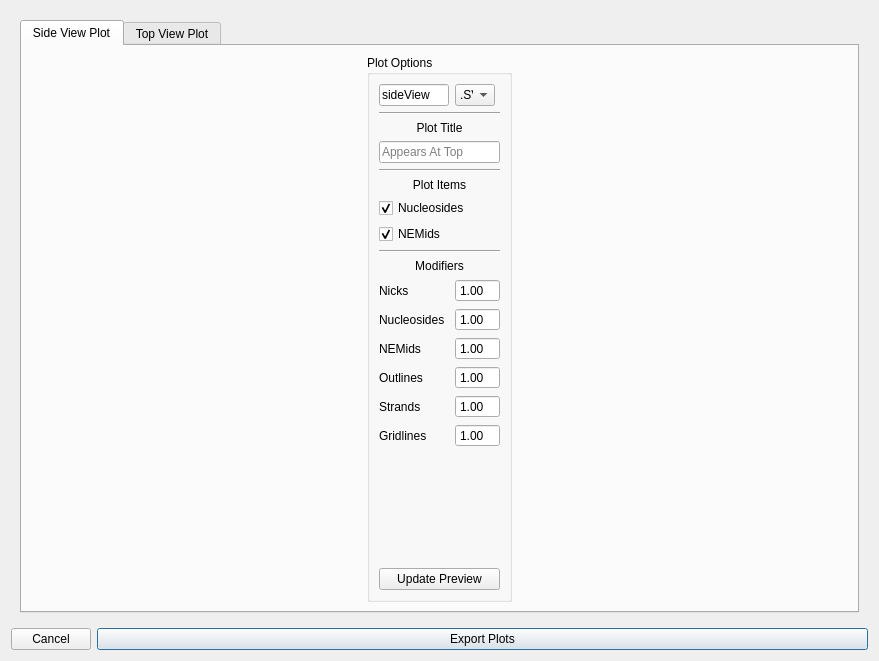
The window that ui/dialogs/plot_exporter/plot_exporter.ui (NATuG3/NATuG3) describes before a commit, drawn with Qt 5.
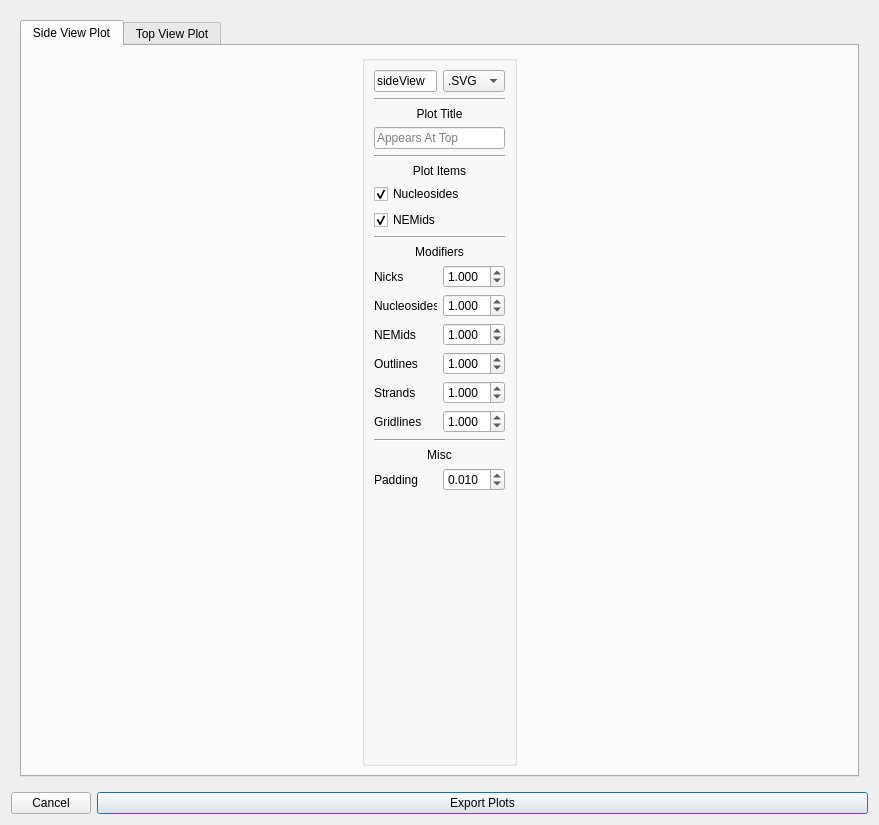
The same window after the commit.

Commit message: Make preview updates live

What changed in the file:
```diff
--- a/ui/dialogs/plot_exporter/plot_exporter.ui
+++ b/ui/dialogs/plot_exporter/plot_exporter.ui
@@ -7,7 +7,7 @@
     <x>0</x>
     <y>0</y>
     <width>879</width>
-    <height>661</height>
+    <height>825</height>
    </rect>
   </property>
   <property name="minimumSize">
@@ -49,7 +49,7 @@
             </property>
             <property name="minimumSize">
              <size>
-              <width>145</width>
+              <width>155</width>
               <height>0</height>
              </size>
             </property>
@@ -60,9 +60,53 @@
              </size>
             </property>
             <property name="title">
-             <string>Plot Options</string>
+             <string/>
             </property>
             <layout class="QGridLayout" name="gridLayout_2">
+             <item row="0" column="1">
+              <widget class="QComboBox" name="comboBox">
+               <property name="sizePolicy">
+                <sizepolicy hsizetype="Minimum" vsizetype="Fixed">
+                 <horstretch>0</horstretch>
+                 <verstretch>0</verstretch>
+                </sizepolicy>
+               </property>
+               <property name="maximumSize">
+                <size>
+                 <width>16777215</width>
+                 <height>16777215</height>
+                </size>
+               </property>
+               <item>
+                <property name="text">
+                 <string>.SVG</string>
+                </property>
+               </item>
+               <item>
+                <property name="text">
+                 <string>.PNG</string>
+                </property>
+               </item>
+               <item>
+                <property name="text">
+                 <string>.JPG</string>
+                </property>
+               </item>
+              </widget>
+             </item>
+             <item row="19" column="0" colspan="2">
+              <spacer name="verticalSpacer">
+               <property name="orientation">
+                <enum>Qt::Vertical</enum>
+               </property>
+               <property name="sizeHint" stdset="0">
+                <size>
+                 <width>20</width>
+                 <height>40</height>
+                </size>
+               </property>
+              </spacer>
+             </item>
              <item row="11" column="1">
               <widget class="QDoubleSpinBox" name="nucleoside_size_modifier">
                <property name="minimumSize">
@@ -73,15 +117,15 @@
                </property>
                <property name="maximumSize">
                 <size>
-                 <width>45</width>
+                 <width>16777215</width>
                  <height>16777215</height>
                 </size>
                </property>
                <property name="buttonSymbols">
-                <enum>QAbstractSpinBox::NoButtons</enum>
+                <enum>QAbstractSpinBox::UpDownArrows</enum>
                </property>
                <property name="decimals">
-                <number>2</number>
+                <number>3</number>
                </property>
                <property name="maximum">
                 <double>200.000000000000000</double>
@@ -104,15 +148,15 @@
                </property>
                <property name="maximumSize">
                 <size>
-                 <width>45</width>
+                 <width>16777215</width>
                  <height>16777215</height>
                 </size>
                </property>
                <property name="buttonSymbols">
-                <enum>QAbstractSpinBox::NoButtons</enum>
+                <enum>QAbstractSpinBox::UpDownArrows</enum>
                </property>
                <property name="decimals">
-                <number>2</number>
+                <number>3</number>
                </property>
                <property name="maximum">
                 <double>200.000000000000000</double>
@@ -149,15 +193,15 @@
                </property>
                <property name="maximumSize">
                 <size>
-                 <width>45</width>
+                 <width>16777215</width>
                  <height>16777215</height>
                 </size>
                </property>
                <property name="buttonSymbols">
-                <enum>QAbstractSpinBox::NoButtons</enum>
+                <enum>QAbstractSpinBox::UpDownArrows</enum>
                </property>
                <property name="decimals">
-                <number>2</number>
+                <number>3</number>
                </property>
                <property name="maximum">
                 <double>200.000000000000000</double>
@@ -180,15 +224,15 @@
                </property>
                <property name="maximumSize">
                 <size>
-                 <width>45</width>
+                 <width>16777215</width>
                  <height>16777215</height>
                 </size>
                </property>
                <property name="buttonSymbols">
-                <enum>QAbstractSpinBox::NoButtons</enum>
+                <enum>QAbstractSpinBox::UpDownArrows</enum>
                </property>
                <property name="decimals">
-                <number>2</number>
+                <number>3</number>
                </property>
                <property name="maximum">
                 <double>200.000000000000000</double>
@@ -239,19 +283,6 @@
                </property>
               </widget>
              </item>
-             <item row="17" column="0" colspan="2">
-              <spacer name="verticalSpacer">
-               <property name="orientation">
-                <enum>Qt::Vertical</enum>
-               </property>
-               <property name="sizeHint" stdset="0">
-                <size>
-                 <width>20</width>
-                 <height>40</height>
-                </size>
-               </property>
-              </spacer>
-             </item>
              <item row="10" column="0">
               <widget class="QLabel" name="label_2">
                <property name="text">
@@ -269,15 +300,15 @@
                </property>
                <property name="maximumSize">
                 <size>
-                 <width>45</width>
+                 <width>16777215</width>
                  <height>16777215</height>
                 </size>
                </property>
                <property name="buttonSymbols">
-                <enum>QAbstractSpinBox::NoButtons</enum>
+                <enum>QAbstractSpinBox::UpDownArrows</enum>
                </property>
                <property name="decimals">
-                <number>2</number>
+                <number>3</number>
                </property>
                <property name="maximum">
                 <double>200.000000000000000</double>
@@ -300,15 +331,15 @@
                </property>
                <property name="maximumSize">
                 <size>
-                 <width>45</width>
+                 <width>16777215</width>
                  <height>16777215</height>
                 </size>
                </property>
                <property name="buttonSymbols">
-                <enum>QAbstractSpinBox::NoButtons</enum>
+                <enum>QAbstractSpinBox::UpDownArrows</enum>
                </property>
                <property name="decimals">
-                <number>2</number>
+                <number>3</number>
                </property>
                <property name="maximum">
                 <double>200.000000000000000</double>
@@ -358,13 +389,6 @@
                </property>
               </widget>
              </item>
-             <item row="18" column="0" colspan="2">
-              <widget class="QPushButton" name="update_side_view_preview">
-               <property name="text">
-                <string>Update Preview</string>
-               </property>
-              </widget>
-             </item>
              <item row="3" column="0" colspan="2">
               <widget class="QLineEdit" name="side_view_plot_title">
                <property name="maximumSize">
@@ -391,33 +415,14 @@
                </property>
               </widget>
              </item>
-             <item row="0" column="1">
-              <widget class="QComboBox" name="comboBox">
-               <property name="maximumSize">
-                <size>
-                 <width>40</width>
-                 <height>16777215</height>
-                </size>
-               </property>
-               <item>
-                <property name="text">
-                 <string>.SVG</string>
-                </property>
-               </item>
-               <item>
-                <property name="text">
-                 <string>.PNG</string>
-                </property>
-               </item>
-               <item>
-                <property name="text">
-                 <string>.JPG</string>
-                </property>
-               </item>
-              </widget>
-             </item>
              <item row="0" column="0">
               <widget class="QLineEdit" name="lineEdit">
+               <property name="sizePolicy">
+                <sizepolicy hsizetype="Maximum" vsizetype="Fixed">
+                 <horstretch>0</horstretch>
+                 <verstretch>0</verstretch>
+                </sizepolicy>
+               </property>
                <property name="text">
                 <string>sideView</string>
                </property>
@@ -426,6 +431,26 @@
                </property>
               </widget>
              </item>
+             <item row="18" column="1">
+              <widget class="QDoubleSpinBox" name="side_view_padding">
+               <property name="decimals">
+                <number>3</number>
+               </property>
+               <property name="singleStep">
+                <double>0.005000000000000</double>
+               </property>
+               <property name="value">
+                <double>0.010000000000000</double>
+               </property>
+              </widget>
+             </item>
+             <item row="18" column="0">
+              <widget class="QLabel" name="label_9">
+               <property name="text">
+                <string>Padding</string>
+               </property>
+              </widget>
+             </item>
              <item row="1" column="0" colspan="2">
               <widget class="Line" name="line_3">
                <property name="orientation">
@@ -433,6 +458,23 @@
                </property>
               </widget>
              </item>
+             <item row="16" column="0" colspan="2">
+              <widget class="Line" name="line_6">
+               <property name="orientation">
+                <enum>Qt::Horizontal</enum>
+               </property>
+              </widget>
+             </item>
+             <item row="17" column="0" colspan="2">
+              <widget class="QLabel" name="label_7">
+               <property name="text">
+                <string>Misc</string>
+               </property>
+               <property name="alignment">
+                <set>Qt::AlignCenter</set>
+               </property>
+              </widget>
+             </item>
             </layout>
            </widget>
           </item>
@@ -629,6 +671,9 @@
        <property name="text">
         <string>Export Plots</string>
        </property>
+       <property name="autoDefault">
+        <bool>false</bool>
+       </property>
        <property name="default">
         <bool>true</bool>
        </property>
```
Left out of the diff: 85 changed lines with no effect on the pictures. The commit also changes 2 other files.
